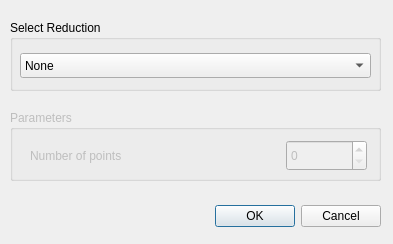
Qt form src/tools/lvr2_viewer/ui/LVRReductionAlgorithmDialogUI.ui (uos/lvr2) before a commit.
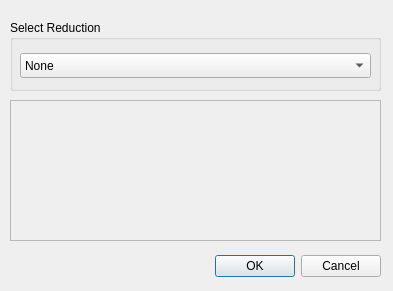
The same form after that commit.

Commit message: Updated Reduction Dialog

Diff of the .ui file:
```diff
--- a/src/tools/lvr2_viewer/ui/LVRReductionAlgorithmDialogUI.ui
+++ b/src/tools/lvr2_viewer/ui/LVRReductionAlgorithmDialogUI.ui
@@ -7,7 +7,7 @@
     <x>0</x>
     <y>0</y>
     <width>393</width>
-    <height>244</height>
+    <height>291</height>
    </rect>
   </property>
   <property name="windowTitle">
@@ -17,7 +17,7 @@
    <property name="geometry">
     <rect>
      <x>40</x>
-     <y>200</y>
+     <y>250</y>
      <width>341</width>
      <height>32</height>
     </rect>
@@ -57,47 +57,36 @@
     </item>
    </widget>
   </widget>
-  <widget class="QGroupBox" name="groupBoxVoxel">
-   <property name="enabled">
-    <bool>false</bool>
-   </property>
+  <widget class="QFrame" name="parameters_frame">
    <property name="geometry">
     <rect>
      <x>10</x>
-     <y>110</y>
+     <y>100</y>
      <width>371</width>
-     <height>71</height>
+     <height>141</height>
     </rect>
    </property>
-   <property name="title">
-    <string>Parameters </string>
+   <property name="frameShape">
+    <enum>QFrame::StyledPanel</enum>
    </property>
-   <widget class="QSpinBox" name="input1">
-    <property name="geometry">
-     <rect>
-      <x>276</x>
-      <y>30</y>
-      <width>81</width>
-      <height>31</height>
-     </rect>
-    </property>
-    <property name="maximum">
-     <number>999999999</number>
-    </property>
-   </widget>
-   <widget class="QLabel" name="label1">
-    <property name="geometry">
-     <rect>
-      <x>20</x>
-      <y>35</y>
-      <width>131</width>
-      <height>21</height>
-     </rect>
-    </property>
-    <property name="text">
-     <string>Number of points</string>
-    </property>
-   </widget>
+   <property name="frameShadow">
+    <enum>QFrame::Raised</enum>
+   </property>
+   <layout class="QVBoxLayout" name="verticalLayout_3">
+    <item>
+     <spacer name="verticalSpacer_2">
+      <property name="orientation">
+       <enum>Qt::Vertical</enum>
+      </property>
+      <property name="sizeHint" stdset="0">
+       <size>
+        <width>20</width>
+        <height>118</height>
+       </size>
+      </property>
+     </spacer>
+    </item>
+   </layout>
   </widget>
  </widget>
  <resources/>
```
The commit also changes 4 other files.
